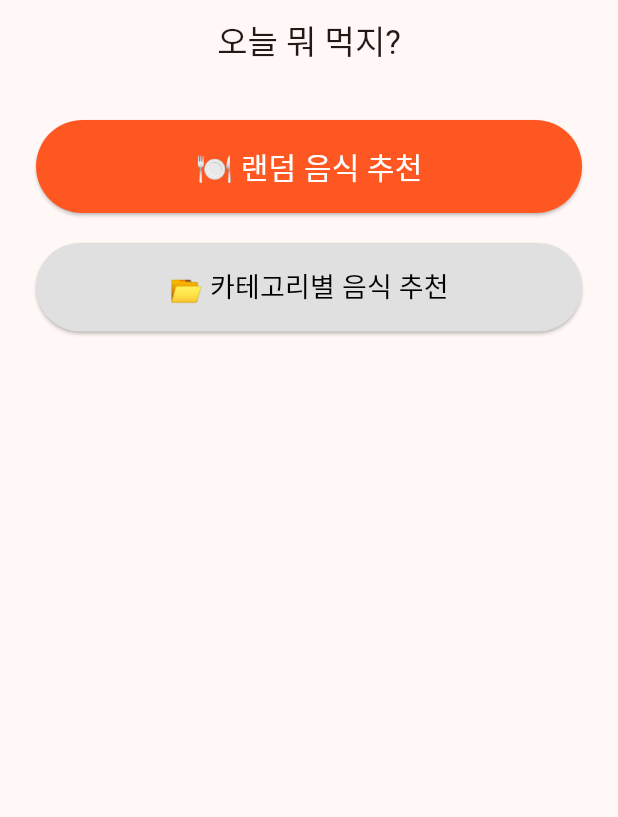
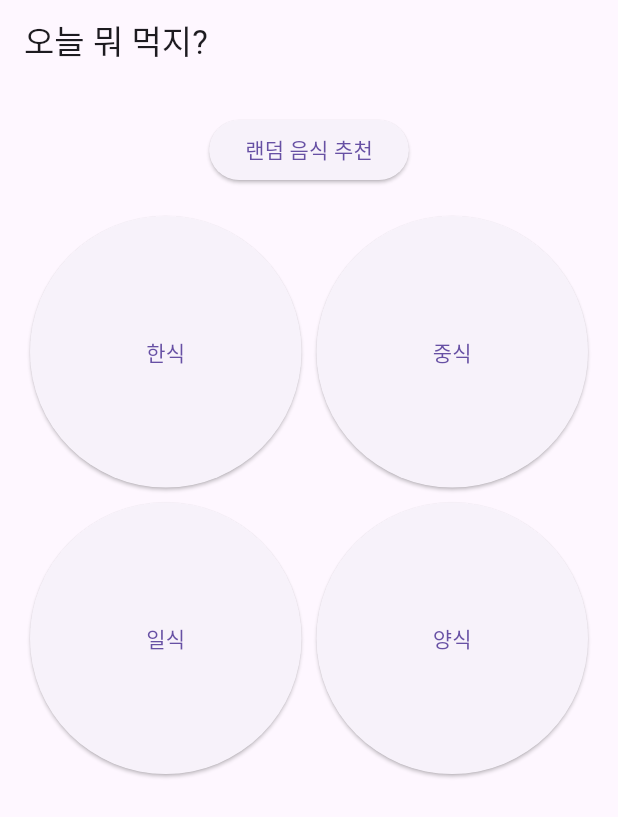
Before and after one commit to dlwlssud123/what_to_eat, a Flutter app: the screen it shows after launch, on a phone screen of 412 x 824 dp. Shown: the top 817 px of the screen. Run offline on Flutter 3.47's test engine with Material 3 defaults, Android fonts, the phone set to English and light mode, and no system bars.

Commit message:
음식api와 연결
api와 연결하여 음식 사진, 이름을 가져오는데 랜덤 음식 불러오기는 됨->사진 크기가 안맞음
카테고리별 음식 불러오기 불가능

```diff
--- a/lib/main.dart
+++ b/lib/main.dart
@@ -1,136 +1,98 @@
 import 'package:flutter/material.dart';
+import 'api_service.dart';
+import 'meal.dart';
 
 void main() {
-  runApp(const WhatToEatApp());
+  runApp(const MyApp());
 }
 
-class WhatToEatApp extends StatelessWidget {
-  const WhatToEatApp({super.key});
+class MyApp extends StatelessWidget {
+  const MyApp();
 
   @override
   Widget build(BuildContext context) {
     return MaterialApp(
-      title: 'What to Eat',
-      theme: ThemeData(
-        colorScheme: ColorScheme.fromSeed(seedColor: Colors.deepOrange),
-        useMaterial3: true,
-      ),
-      home: const HomeScreen(),
+      title: 'What To Eat',
+      home: const HomePage(),
+      debugShowCheckedModeBanner: false,
     );
   }
 }
 
-class HomeScreen extends StatefulWidget {
-  const HomeScreen({super.key});
+class HomePage extends StatefulWidget {
+  const HomePage();
 
   @override
-  State<HomeScreen> createState() => _HomeScreenState();
+  State<HomePage> createState() => _HomePageState();
 }
 
-class _HomeScreenState extends State<HomeScreen> {
-  final Map<String, List<String>> foodMap = {
-    '한식': ['비빔밥', '김치찌개', '불고기'],
-    '중식': ['짜장면', '짬뽕', '탕수육'],
-    '일식': ['초밥', '라멘', '가츠동'],
-    '양식': ['파스타', '스테이크', '피자'],
-  };
+class _HomePageState extends State<HomePage> {
+  Meal? _selectedMeal;
 
-  String? recommendedFood;
-  bool showCategoryButtons = false;
-
-  void recommendRandomFood() {
-    final allFoods = foodMap.values.expand((list) => list).toList();
-    allFoods.shuffle();
-    setState(() {
-      recommendedFood = allFoods.first;
-    });
+  void _getRandomMeal() async {
+    final meal = await ApiService.fetchRandomMeal();
+    setState(() => _selectedMeal = meal);
   }
 
-  void recommendByCategory(String category) {
-    final foods = foodMap[category];
-    if (foods != null && foods.isNotEmpty) {
-      foods.shuffle();
-      setState(() {
-        recommendedFood = foods.first;
-      });
+  void _getMealByCategory(String category) async {
+    final meal = await ApiService.fetchMealByCategory(category);
+    setState(() => _selectedMeal = meal);
   }
+
+  Widget _buildMealCard() {
+    if (_selectedMeal == null) return const SizedBox.shrink();
+    return Card(
+      margin: const EdgeInsets.all(20),
+      child: Column(
+        children: [
+          Image.network(_selectedMeal!.imageUrl),
+          Padding(
+            padding: const EdgeInsets.all(8.0),
+            child: Text(
+              _selectedMeal!.name,
+              style: const TextStyle(fontSize: 20, fontWeight: FontWeight.bold),
+            ),
+          ),
+        ],
+      ),
+    );
   }
 
   @override
   Widget build(BuildContext context) {
+    final categories = {
+      'Korean': '한식',
+      'Chinese': '중식',
+      'Japanese': '일식',
+      'French': '양식',
+    };
+
     return Scaffold(
-      appBar: AppBar(title: const Text('오늘 뭐 먹지?'), centerTitle: true),
-      body: Padding(
-        padding: const EdgeInsets.all(24),
-        child: Column(
-          crossAxisAlignment: CrossAxisAlignment.stretch,
+      appBar: AppBar(title: const Text('오늘 뭐 먹지?')),
+      body: Column(
         children: [
-            // 랜덤 음식 추천 버튼
+          const SizedBox(height: 20),
           ElevatedButton(
-              onPressed: recommendRandomFood,
-              style: ElevatedButton.styleFrom(
-                backgroundColor: Colors.deepOrange,
-                foregroundColor: Colors.white,
-                padding: const EdgeInsets.symmetric(vertical: 16),
-              ),
-              child: const Text('🍽️ 랜덤 음식 추천', style: TextStyle(fontSize: 20)),
+            onPressed: _getRandomMeal,
+            child: const Text('랜덤 음식 추천'),
           ),
           const SizedBox(height: 20),
-
-            // 카테고리 토글 버튼
-            ElevatedButton(
-              onPressed: () {
-                setState(() {
-                  showCategoryButtons = !showCategoryButtons;
-                });
-              },
-              style: ElevatedButton.styleFrom(
-                backgroundColor: Colors.grey[300],
-                foregroundColor: Colors.black,
-                padding: const EdgeInsets.symmetric(vertical: 16),
-              ),
-              child: const Text(
-                '📂 카테고리별 음식 추천',
-                style: TextStyle(fontSize: 18),
-              ),
-            ),
-            const SizedBox(height: 20),
-
-            // 카테고리 버튼들 (2x2 Grid)
-            if (showCategoryButtons)
           GridView.count(
+            shrinkWrap: true,
+            padding: const EdgeInsets.symmetric(horizontal: 20),
             crossAxisCount: 2,
-                shrinkWrap: true,
-                mainAxisSpacing: 12,
-                crossAxisSpacing: 12,
-                physics: const NeverScrollableScrollPhysics(),
-                children: foodMap.keys.map((category) {
+            crossAxisSpacing: 10,
+            mainAxisSpacing: 10,
+            children: categories.entries.map((entry) {
               return ElevatedButton(
-                    onPressed: () => recommendByCategory(category),
-                    style: ElevatedButton.styleFrom(
-                      backgroundColor: Colors.orangeAccent,
-                      foregroundColor: Colors.white,
-                      padding: const EdgeInsets.all(12),
-                    ),
-                    child: Text(category, style: const TextStyle(fontSize: 18)),
+                onPressed: () => _getMealByCategory(entry.key),
+                child: Text(entry.value),
               );
             }).toList(),
           ),
-            const SizedBox(height: 30),
-
-            // 추천 결과 표시
-            if (recommendedFood != null)
-              Center(
-                child: Text(
-                  '🍽️ 추천 음식: $recommendedFood',
-                  style: const TextStyle(
-                    fontSize: 24,
-                    fontWeight: FontWeight.bold,
-                  ),
-                ),
-              ),
+          const SizedBox(height: 20),
+          if (_selectedMeal != null) _buildMealCard(),
         ],
-        ),
       ),
     );
   }
--- /dev/null
+++ b/lib/meal.dart
@@ -0,0 +1,15 @@
+class Meal {
+  final String id;
+  final String name;
+  final String imageUrl;
+
+  Meal({required this.id, required this.name, required this.imageUrl});
+
+  factory Meal.fromJson(Map<String, dynamic> json) {
+    return Meal(
+      id: json['idMeal'],
+      name: json['strMeal'],
+      imageUrl: json['strMealThumb'],
+    );
+  }
+}
--- a/pubspec.yaml
+++ b/pubspec.yaml
@@ -30,6 +30,8 @@ environment:
 dependencies:
   flutter:
     sdk: flutter
+  http: ^1.2.1
+
 
   # The following adds the Cupertino Icons font to your application.
   # Use with the CupertinoIcons class for iOS style icons.
```
Also changed, not shown: lib/api_service.dart (added, +44 -0 lines), pubspec.lock, 1 other file. Lines whose indentation alone changed are shown as unchanged.
